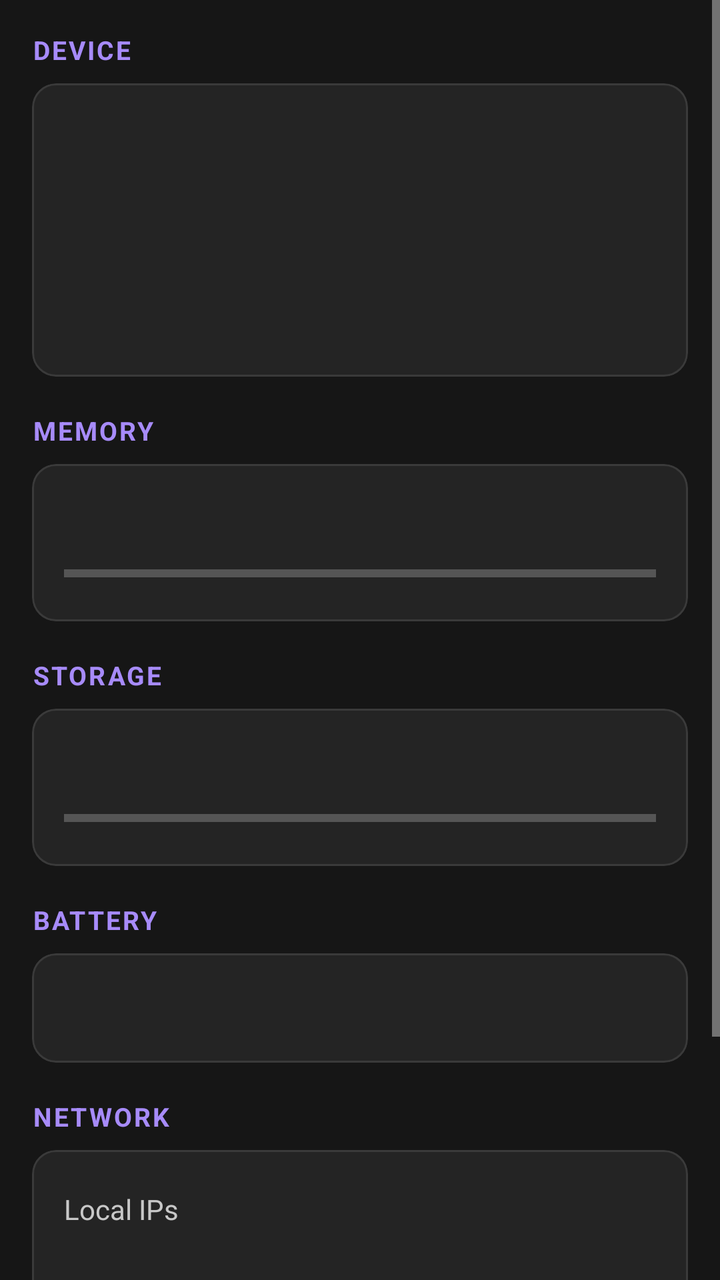
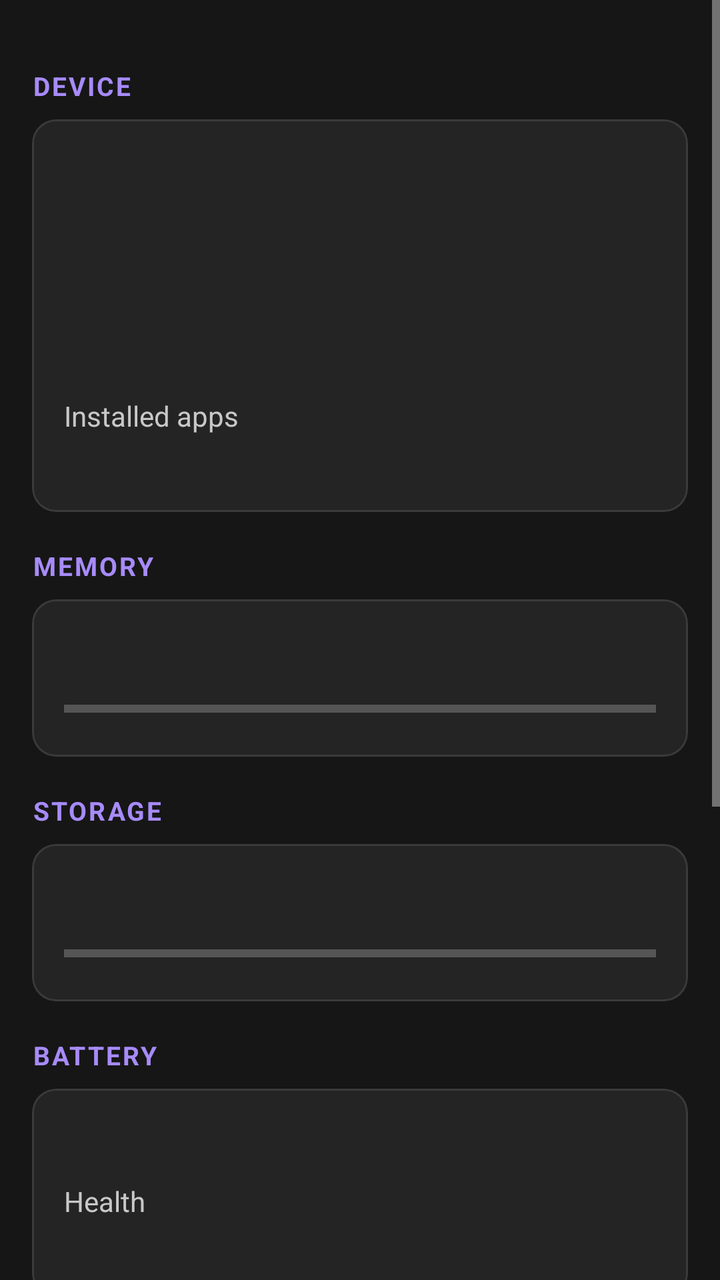

Screens rendered from an Android XML layout before and after an edit, with the pre-edit source and the edit as a unified diff.
<!-- AndroidManifest.xml: application theme Theme.DroidDeck -->
<!-- res/layout/fragment_dashboard.xml -->
<?xml version="1.0" encoding="utf-8"?>
<ScrollView xmlns:android="http://schemas.android.com/apk/res/android"
    xmlns:app="http://schemas.android.com/apk/res-auto"
    android:layout_width="match_parent"
    android:layout_height="match_parent"
    android:fillViewport="true">

    <LinearLayout
        android:layout_width="match_parent"
        android:layout_height="wrap_content"
        android:orientation="vertical"
        android:padding="16dp">

        <TextView
            android:layout_width="wrap_content"
            android:layout_height="wrap_content"
            android:text="@string/device"
            android:textColor="@color/violet_light"
            android:textSize="13sp"
            android:textStyle="bold"
            android:letterSpacing="0.08"
            android:textAllCaps="true" />

        <com.google.android.material.card.MaterialCardView
            style="@style/DeckCard">
            <LinearLayout style="@style/DeckCardInner">
                <TextView android:id="@+id/d_device" style="@style/DeckValue" />
                <TextView android:id="@+id/d_android" style="@style/DeckMeta" />
                <TextView android:id="@+id/d_cpu" style="@style/DeckMeta" />
                <TextView android:id="@+id/d_screen" style="@style/DeckMeta" />
                <TextView android:id="@+id/d_uptime" style="@style/DeckMeta" />
            </LinearLayout>
        </com.google.android.material.card.MaterialCardView>

        <TextView
            android:layout_width="wrap_content"
            android:layout_height="wrap_content"
            android:layout_marginTop="18dp"
            android:text="@string/memory"
            android:textColor="@color/violet_light"
            android:textSize="13sp"
            android:textStyle="bold"
            android:letterSpacing="0.08"
            android:textAllCaps="true" />

        <com.google.android.material.card.MaterialCardView style="@style/DeckCard">
            <LinearLayout style="@style/DeckCardInner">
                <TextView android:id="@+id/d_ram" style="@style/DeckValue" />
                <ProgressBar
                    android:id="@+id/d_ram_bar"
                    style="?android:attr/progressBarStyleHorizontal"
                    android:layout_width="match_parent"
                    android:layout_height="wrap_content"
                    android:layout_marginTop="8dp"
                    android:max="100"
                    android:progressTint="@color/cyan" />
            </LinearLayout>
        </com.google.android.material.card.MaterialCardView>

        <TextView
            android:layout_width="wrap_content"
            android:layout_height="wrap_content"
            android:layout_marginTop="18dp"
            android:text="@string/storage"
            android:textColor="@color/violet_light"
            android:textSize="13sp"
            android:textStyle="bold"
            android:letterSpacing="0.08"
            android:textAllCaps="true" />

        <com.google.android.material.card.MaterialCardView style="@style/DeckCard">
            <LinearLayout style="@style/DeckCardInner">
                <TextView android:id="@+id/d_storage" style="@style/DeckValue" />
                <ProgressBar
                    android:id="@+id/d_storage_bar"
                    style="?android:attr/progressBarStyleHorizontal"
                    android:layout_width="match_parent"
                    android:layout_height="wrap_content"
                    android:layout_marginTop="8dp"
                    android:max="100"
                    android:progressTint="@color/violet_light" />
            </LinearLayout>
        </com.google.android.material.card.MaterialCardView>

        <TextView
            android:layout_width="wrap_content"
            android:layout_height="wrap_content"
            android:layout_marginTop="18dp"
            android:text="@string/battery"
            android:textColor="@color/violet_light"
            android:textSize="13sp"
            android:textStyle="bold"
            android:letterSpacing="0.08"
            android:textAllCaps="true" />

        <com.google.android.material.card.MaterialCardView style="@style/DeckCard">
            <LinearLayout style="@style/DeckCardInner">
                <TextView android:id="@+id/d_battery" style="@style/DeckValue" />
            </LinearLayout>
        </com.google.android.material.card.MaterialCardView>

        <TextView
            android:layout_width="wrap_content"
            android:layout_height="wrap_content"
            android:layout_marginTop="18dp"
            android:text="@string/network"
            android:textColor="@color/violet_light"
            android:textSize="13sp"
            android:textStyle="bold"
            android:letterSpacing="0.08"
            android:textAllCaps="true" />

        <com.google.android.material.card.MaterialCardView style="@style/DeckCard">
            <LinearLayout style="@style/DeckCardInner">
                <TextView
                    style="@style/DeckMeta"
                    android:layout_width="wrap_content"
                    android:layout_height="wrap_content"
                    android:text="Local IPs" />
                <TextView android:id="@+id/d_ip_local" style="@style/DeckValue" />
                <TextView
                    style="@style/DeckMeta"
                    android:layout_width="wrap_content"
                    android:layout_height="wrap_content"
                    android:layout_marginTop="10dp"
                    android:text="Public IP" />
                <TextView android:id="@+id/d_ip_public" style="@style/DeckValue" />
            </LinearLayout>
        </com.google.android.material.card.MaterialCardView>

        <com.google.android.material.button.MaterialButton
            android:id="@+id/d_refresh"
            android:layout_width="match_parent"
            android:layout_height="wrap_content"
            android:layout_marginTop="22dp"
            android:text="@string/refresh" />

    </LinearLayout>
</ScrollView>
<!-- resources referenced by this layout -->
<resources>
  <color name="cyan">#06B6D4</color>
  <color name="violet_light">#A78BFA</color>
  <string name="battery">Battery</string>
  <string name="device">Device</string>
  <string name="memory">Memory</string>
  <string name="network">Network</string>
  <string name="refresh">Refresh</string>
  <string name="storage">Storage</string>
  <style name="DeckCard" parent="Widget.Material3.CardView.Elevated">
          <item name="android:layout_width">match_parent</item>
          <item name="android:layout_height">wrap_content</item>
          <item name="android:layout_marginTop">8dp</item>
          <item name="cardBackgroundColor">@color/surface</item>
          <item name="cardCornerRadius">12dp</item>
          <item name="cardElevation">0dp</item>
          <item name="strokeColor">@color/outline</item>
          <item name="strokeWidth">1dp</item>
      </style>
  <style name="DeckCardInner">
          <item name="android:layout_width">match_parent</item>
          <item name="android:layout_height">wrap_content</item>
          <item name="android:orientation">vertical</item>
          <item name="android:padding">16dp</item>
      </style>
  <style name="DeckMeta">
          <item name="android:layout_width">match_parent</item>
          <item name="android:layout_height">wrap_content</item>
          <item name="android:layout_marginTop">4dp</item>
          <item name="android:textSize">14sp</item>
          <item name="android:textColor">@color/text_secondary</item>
      </style>
  <style name="DeckValue">
          <item name="android:layout_width">match_parent</item>
          <item name="android:layout_height">wrap_content</item>
          <item name="android:textSize">17sp</item>
          <item name="android:textStyle">bold</item>
          <item name="android:textColor">@color/text_primary</item>
          <item name="android:fontFamily">sans-serif-medium</item>
      </style>
  <style name="Theme.DroidDeck" parent="Theme.Material3.Dark.NoActionBar">
          <item name="colorPrimary">@color/violet</item>
          <item name="colorOnPrimary">#FFFFFF</item>
          <item name="colorPrimaryContainer">@color/violet_light</item>
          <item name="colorSecondary">@color/cyan</item>
          <item name="android:colorBackground">@color/bg</item>
          <item name="colorSurface">@color/surface</item>
          <item name="colorOnSurface">@color/text_primary</item>
          <item name="colorOnSurfaceVariant">@color/text_secondary</item>
          <item name="colorOutline">@color/outline</item>
          <item name="android:statusBarColor">@color/bg</item>
          <item name="android:navigationBarColor">@color/bg</item>
          <item name="android:textColorPrimary">@color/text_primary</item>
          <item name="android:textColorSecondary">@color/text_secondary</item>
      </style>
  <color name="surface">#242424</color>
  <color name="outline">#3A3A3A</color>
  <color name="text_secondary">#C8C8C8</color>
  <color name="text_primary">#FFFFFF</color>
  <color name="violet">#7C3AED</color>
  <color name="bg">#161616</color>
</resources>

<!-- the commit's change to res/layout/fragment_dashboard.xml (unified diff, before → after) -->
@@ -11,37 +11,24 @@
         android:orientation="vertical"
         android:padding="16dp">
 
-        <TextView
-            android:layout_width="wrap_content"
-            android:layout_height="wrap_content"
-            android:text="@string/device"
-            android:textColor="@color/violet_light"
-            android:textSize="13sp"
-            android:textStyle="bold"
-            android:letterSpacing="0.08"
-            android:textAllCaps="true" />
+        <TextView style="@style/DeckToolLabel" android:text="@string/device" />
 
-        <com.google.android.material.card.MaterialCardView
-            style="@style/DeckCard">
+        <com.google.android.material.card.MaterialCardView style="@style/DeckCard">
             <LinearLayout style="@style/DeckCardInner">
                 <TextView android:id="@+id/d_device" style="@style/DeckValue" />
                 <TextView android:id="@+id/d_android" style="@style/DeckMeta" />
                 <TextView android:id="@+id/d_cpu" style="@style/DeckMeta" />
                 <TextView android:id="@+id/d_screen" style="@style/DeckMeta" />
                 <TextView android:id="@+id/d_uptime" style="@style/DeckMeta" />
+                <TextView
+                    style="@style/DeckMeta"
+                    android:layout_marginTop="8dp"
+                    android:text="Installed apps" />
+                <TextView android:id="@+id/d_app_count" style="@style/DeckValue" />
             </LinearLayout>
         </com.google.android.material.card.MaterialCardView>
 
-        <TextView
-            android:layout_width="wrap_content"
-            android:layout_height="wrap_content"
-            android:layout_marginTop="18dp"
-            android:text="@string/memory"
-            android:textColor="@color/violet_light"
-            android:textSize="13sp"
-            android:textStyle="bold"
-            android:letterSpacing="0.08"
-            android:textAllCaps="true" />
+        <TextView style="@style/DeckToolLabel" android:text="@string/memory" />
 
         <com.google.android.material.card.MaterialCardView style="@style/DeckCard">
             <LinearLayout style="@style/DeckCardInner">
@@ -57,16 +44,7 @@
             </LinearLayout>
         </com.google.android.material.card.MaterialCardView>
 
-        <TextView
-            android:layout_width="wrap_content"
-            android:layout_height="wrap_content"
-            android:layout_marginTop="18dp"
-            android:text="@string/storage"
-            android:textColor="@color/violet_light"
-            android:textSize="13sp"
-            android:textStyle="bold"
-            android:letterSpacing="0.08"
-            android:textAllCaps="true" />
+        <TextView style="@style/DeckToolLabel" android:text="@string/storage" />
 
         <com.google.android.material.card.MaterialCardView style="@style/DeckCard">
             <LinearLayout style="@style/DeckCardInner">
@@ -82,33 +60,20 @@
             </LinearLayout>
         </com.google.android.material.card.MaterialCardView>
 
-        <TextView
-            android:layout_width="wrap_content"
-            android:layout_height="wrap_content"
-            android:layout_marginTop="18dp"
-            android:text="@string/battery"
-            android:textColor="@color/violet_light"
-            android:textSize="13sp"
-            android:textStyle="bold"
-            android:letterSpacing="0.08"
-            android:textAllCaps="true" />
+        <TextView style="@style/DeckToolLabel" android:text="@string/battery" />
 
         <com.google.android.material.card.MaterialCardView style="@style/DeckCard">
             <LinearLayout style="@style/DeckCardInner">
                 <TextView android:id="@+id/d_battery" style="@style/DeckValue" />
+                <TextView
+                    style="@style/DeckMeta"
+                    android:layout_marginTop="8dp"
+                    android:text="Health" />
+                <TextView android:id="@+id/d_battery_health" style="@style/DeckValue" />
             </LinearLayout>
         </com.google.android.material.card.MaterialCardView>
 
-        <TextView
-            android:layout_width="wrap_content"
-            android:layout_height="wrap_content"
-            android:layout_marginTop="18dp"
-            android:text="@string/network"
-            android:textColor="@color/violet_light"
-            android:textSize="13sp"
-            android:textStyle="bold"
-            android:letterSpacing="0.08"
-            android:textAllCaps="true" />
+        <TextView style="@style/DeckToolLabel" android:text="@string/network" />
 
         <com.google.android.material.card.MaterialCardView style="@style/DeckCard">
             <LinearLayout style="@style/DeckCardInner">
@@ -125,6 +90,13 @@
                     android:layout_marginTop="10dp"
                     android:text="Public IP" />
                 <TextView android:id="@+id/d_ip_public" style="@style/DeckValue" />
+                <TextView
+                    style="@style/DeckMeta"
+                    android:layout_width="wrap_content"
+                    android:layout_height="wrap_content"
+                    android:layout_marginTop="10dp"
+                    android:text="Wi-Fi SSID" />
+                <TextView android:id="@+id/d_wifi_ssid" style="@style/DeckValue" />
             </LinearLayout>
         </com.google.android.material.card.MaterialCardView>
 
@@ -135,5 +107,13 @@
             android:layout_marginTop="22dp"
             android:text="@string/refresh" />
 
+        <com.google.android.material.button.MaterialButton
+            android:id="@+id/d_copy_report"
+            style="?attr/materialButtonOutlinedStyle"
+            android:layout_width="match_parent"
+            android:layout_height="wrap_content"
+            android:layout_marginTop="8dp"
+            android:text="Copy device report" />
+
     </LinearLayout>
 </ScrollView>
<!-- resource entries referenced after the edit -->
@@ -31,6 +31,16 @@
           <item name="android:textSize">14sp</item>
           <item name="android:textColor">@color/text_secondary</item>
       </style>
+  <style name="DeckToolLabel">
+          <item name="android:layout_width">wrap_content</item>
+          <item name="android:layout_height">wrap_content</item>
+          <item name="android:layout_marginTop">18dp</item>
+          <item name="android:textSize">13sp</item>
+          <item name="android:textStyle">bold</item>
+          <item name="android:letterSpacing">0.08</item>
+          <item name="android:textAllCaps">true</item>
+          <item name="android:textColor">@color/violet_light</item>
+      </style>
   <style name="DeckValue">
           <item name="android:layout_width">match_parent</item>
           <item name="android:layout_height">wrap_content</item>
